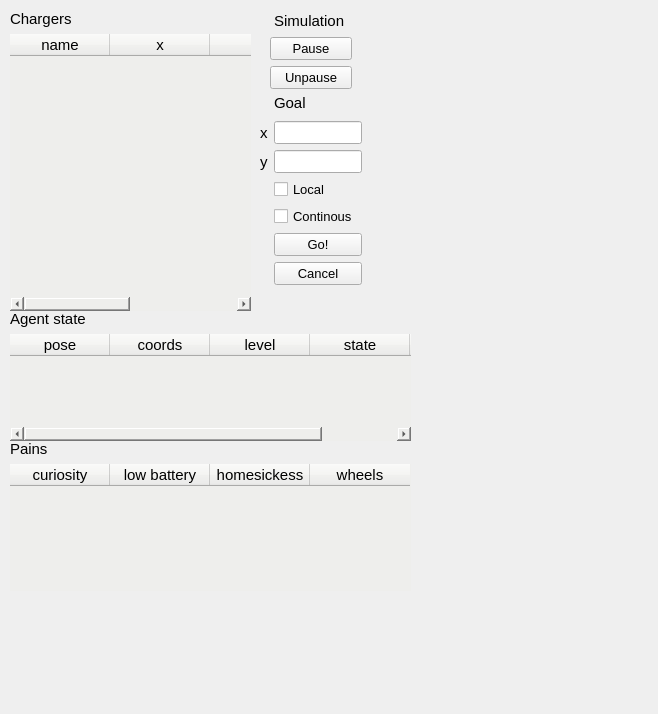
The window that rqt_plugins/resource/AgentDashboard.ui (StyczenB/motivated_learning) describes before a commit, drawn with Qt 5.
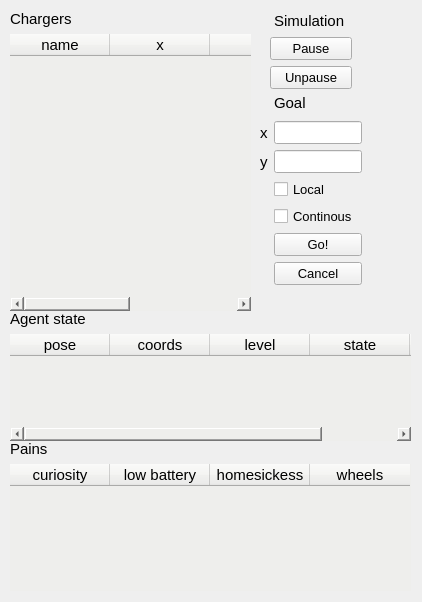
The same window after the commit.

What changed in the file:
```diff
--- a/rqt_plugins/resource/AgentDashboard.ui
+++ b/rqt_plugins/resource/AgentDashboard.ui
@@ -9,8 +9,8 @@
    <rect>
     <x>0</x>
     <y>0</y>
-    <width>658</width>
-    <height>714</height>
+    <width>422</width>
+    <height>602</height>
    </rect>
   </property>
   <property name="sizePolicy">
```
